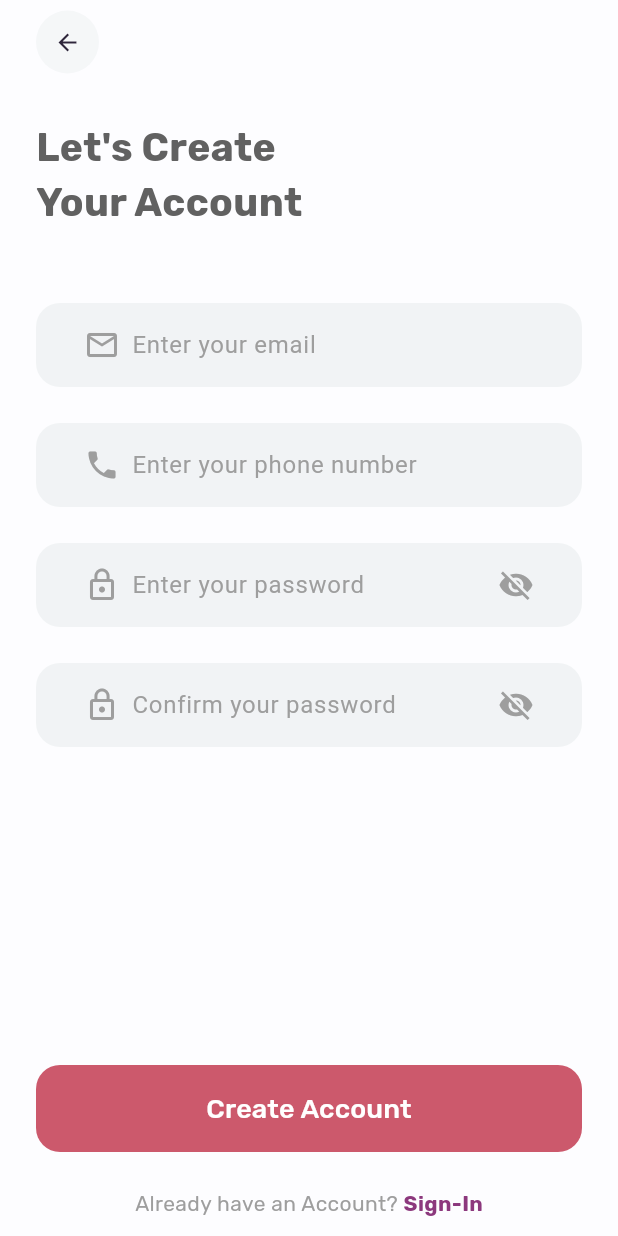
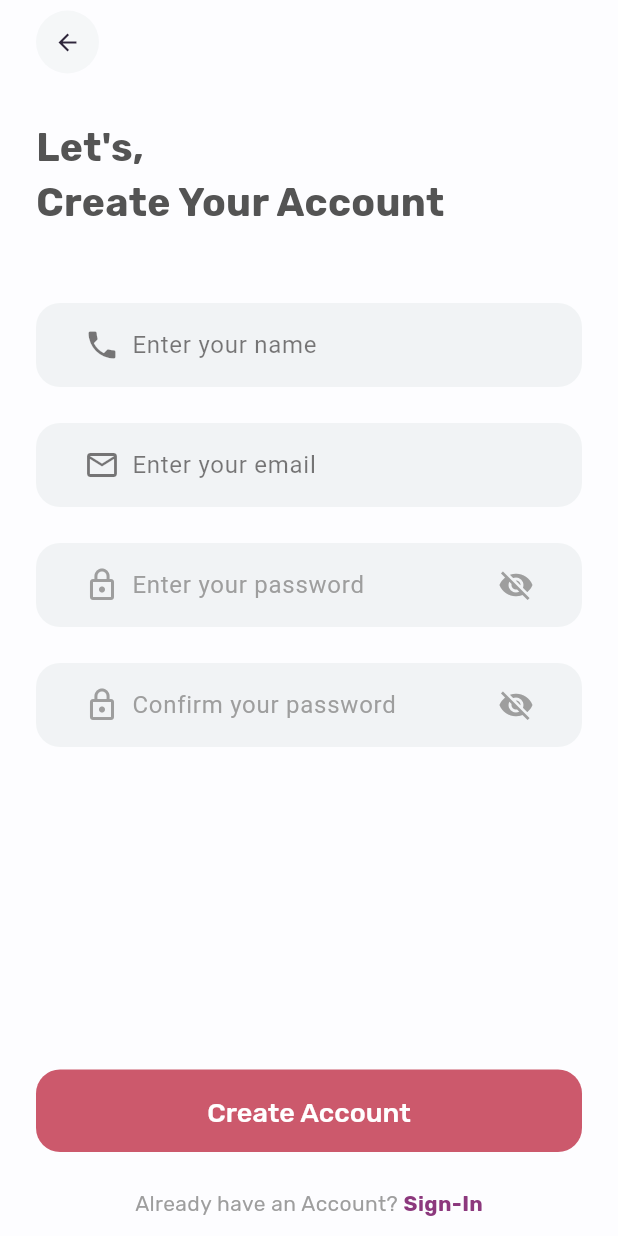
Before and after one commit to Audran2/weca-singapour, a Flutter app: the SignUpScreen screen opened by its route, on a phone screen of 412 x 824 dp. Run offline on Flutter 3.47's test engine with Material 3 defaults, Android fonts, the phone set to English and light mode, and no system bars; our stand-ins replace flutter_svg, go_router, video_player; missing offline and left inert: mobile_scanner; project files that could hold a hidden picture were left out.

Commit message:
feat: adding_web_platform + style fix

```diff
--- /dev/null
+++ b/devtools_options.yaml
@@ -0,0 +1,3 @@
+description: This file stores settings for Dart & Flutter DevTools.
+documentation: https://docs.flutter.dev/tools/devtools/extensions#configure-extension-enablement-states
+extensions:
--- a/lib/core/presentation/widgets/button/primary_button.dart
+++ b/lib/core/presentation/widgets/button/primary_button.dart
@@ -18,6 +18,7 @@ class PrimaryButton extends StatelessWidget {
   Widget build(BuildContext context) {
     return SizedBox(
       width: double.infinity,
+      height: 55,
       child: ElevatedButton(
         style: ElevatedButton.styleFrom(
           padding: EdgeInsets.symmetric(
@@ -26,8 +27,8 @@ class PrimaryButton extends StatelessWidget {
           foregroundColor: AppColors.neutralWhite,
           backgroundColor: ChartColors.primary500,
           shape: RoundedRectangleBorder(
-            borderRadius: BorderRadius.circular(
-                AppDimensions.radius.extraLarge),
+            borderRadius:
+                BorderRadius.circular(AppDimensions.radius.extraLarge),
           ),
           shadowColor: Colors.transparent,
         ),
--- a/lib/core/presentation/widgets/form/text_form_input.dart
+++ b/lib/core/presentation/widgets/form/text_form_input.dart
@@ -25,15 +25,15 @@ class TextFormInput extends StatelessWidget {
       ),
       child: Row(
         children: [
-          Icon(icon, color: AppColors.grey200),
+          Icon(icon, color: AppColors.neutralGrey3),
           SizedBox(width: AppDimensions.margin.medium),
           Expanded(
             child: TextField(
               decoration: InputDecoration(
                 isDense: true,
                 hintText: label,
-                hintStyle: const TextStyle(color: AppColors.grey200),
-                labelStyle: const TextStyle(color: AppColors.grey800),
+                hintStyle: const TextStyle(color: AppColors.neutralGrey3),
+                labelStyle: const TextStyle(color: AppColors.neutralGrey3),
                 border: InputBorder.none,
                 contentPadding: EdgeInsets.zero,
               ),
--- a/lib/core/styles/colors.dart
+++ b/lib/core/styles/colors.dart
@@ -5,6 +5,7 @@ class AppColors {
   static const Color whiteDisabled = Color(0xFFCFCFCF);
   static const Color white = Color(0xFFFDFDFF);
   static const Color black = Color(0xFF2E263B);
+  static const Color blackNeutral = Color(0xFF545454);
 
   static const Color grey100 = Color(0xFFE9EDEE);
   static const Color grey200 = Color(0xFF9E9E9E);
@@ -12,7 +13,10 @@ class AppColors {
   static const Color grey400 = Color(0xFFC2C2C2);
   static const Color grey500 = Color(0xFF494949);
   static const Color grey800 = Color(0xFF616161);
-
+  //
+  static const Color neutralGrey1 = Color(0xCC221F1F); // 0xCC = 80% d'opacité
+  static const Color neutralGrey2 = Color(0xB3221F1F); // 0xB3 = 70% d'opacité
+  static const Color neutralGrey3 = Color(0x99221F1F); // 0x99 = 60% d'opacité
 }
 
 class ChartColors {
--- a/lib/core/styles/text_styles.dart
+++ b/lib/core/styles/text_styles.dart
@@ -82,7 +82,7 @@ class AppTextStyles {
 
   static const TextStyle titleText1 = TextStyle(
     color: AppColors.grey500,
-    fontSize:  AppTextSize.title1,
+    fontSize: AppTextSize.title1,
     fontFamily: TextFontFamily.rubik,
     fontWeight: FontWeight.bold,
   );
@@ -113,6 +113,7 @@ class AppTextStyles {
     fontSize: AppTextSize.largeButton,
     fontFamily: TextFontFamily.rubik,
     fontWeight: FontWeight.w500,
+    letterSpacing: 0,
   );
 
   static const TextStyle mediumButtonText = TextStyle(
@@ -120,6 +121,7 @@ class AppTextStyles {
     fontSize: AppTextSize.mediumButton,
     fontFamily: TextFontFamily.rubik,
     fontWeight: FontWeight.w500,
+    letterSpacing: 0,
   );
 
   static const TextStyle smallButtonText = TextStyle(
@@ -127,5 +129,6 @@ class AppTextStyles {
     fontSize: AppTextSize.smallButton,
     fontFamily: TextFontFamily.rubik,
     fontWeight: FontWeight.w500,
+    letterSpacing: 0,
   );
 }
--- a/lib/features/authentication/presentation/screens/login_screen.dart
+++ b/lib/features/authentication/presentation/screens/login_screen.dart
@@ -48,7 +48,7 @@ class _LoginScreenState extends State<LoginScreen> {
               Text(
                 "Hey,\nWelcome Back",
                 style: AppTextStyles.titleText1
-                    .copyWith(color: AppColors.grey800),
+                    .copyWith(color: AppColors.blackNeutral),
               ),
               const SizedBox(height: 48),
               TextFormInput(
@@ -129,8 +129,8 @@ class _LoginScreenState extends State<LoginScreen> {
                           children: [
                             TextSpan(
                               text: "Sign-Up",
-                              style: AppTextStyles.bodyText3.copyWith(
-                                  color: ChartColors.secondary500),
+                              style: AppTextStyles.bodyText3
+                                  .copyWith(color: ChartColors.secondary500),
                               recognizer: TapGestureRecognizer()
                                 ..onTap = () {
                                   context.go('/signup');
--- a/lib/features/authentication/presentation/screens/sign_up_screen.dart
+++ b/lib/features/authentication/presentation/screens/sign_up_screen.dart
@@ -46,24 +46,24 @@ class _SignUpScreenState extends State<SignUpScreen> {
             crossAxisAlignment: CrossAxisAlignment.start,
             children: [
               Text(
-                "Let's Create\nYour Account",
+                "Let's,\nCreate Your Account",
                 style: AppTextStyles.titleText1
-                    .copyWith(color: AppColors.grey800),
+                    .copyWith(color: AppColors.blackNeutral),
               ),
               const SizedBox(height: 48),
+              TextFormInput(
+                icon: Icons.phone,
+                label: "Enter your name",
+                onChanged: (String value) {
+                  _viewModel.phoneNumber.value = value;
+                },
+              ),
+              SizedBox(height: AppDimensions.margin.xxxLarge),
               TextFormInput(
                 icon: Icons.email_outlined,
                 label: "Enter your email",
                 onChanged: (String value) {
                   _viewModel.email.value = value;
-                },
-              ),
-              SizedBox(height: AppDimensions.margin.xxxLarge),
-              TextFormInput(
-                icon: Icons.phone,
-                label: "Enter your phone number",
-                onChanged: (String value) {
-                  _viewModel.phoneNumber.value = value;
                 },
               ),
               SizedBox(height: AppDimensions.margin.xxxLarge),
@@ -108,8 +108,8 @@ class _SignUpScreenState extends State<SignUpScreen> {
                           children: [
                             TextSpan(
                               text: "Sign-In",
-                              style: AppTextStyles.bodyText3.copyWith(
-                                  color: ChartColors.secondary500),
+                              style: AppTextStyles.bodyText3
+                                  .copyWith(color: ChartColors.secondary500),
                               recognizer: TapGestureRecognizer()
                                 ..onTap = () {
                                   context.go('/login');
```
Also changed, not shown: lib/features/authentication/presentation/screens/onboarding/startup_screen.dart (+62 -7 lines), lib/features/splash/presentation/screens/splash_screen.dart (+13 -4 lines), lib/features/authentication/presentation/screens/onboarding/onboarding_screen.dart (line endings or trailing spaces), 8 other files.
